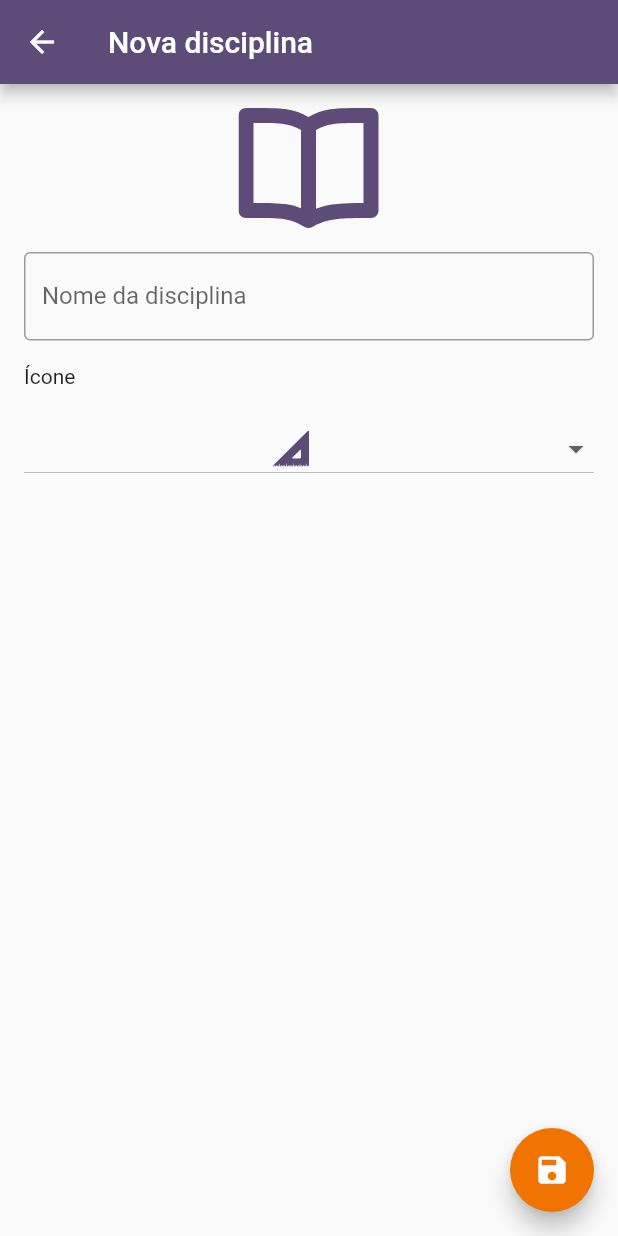
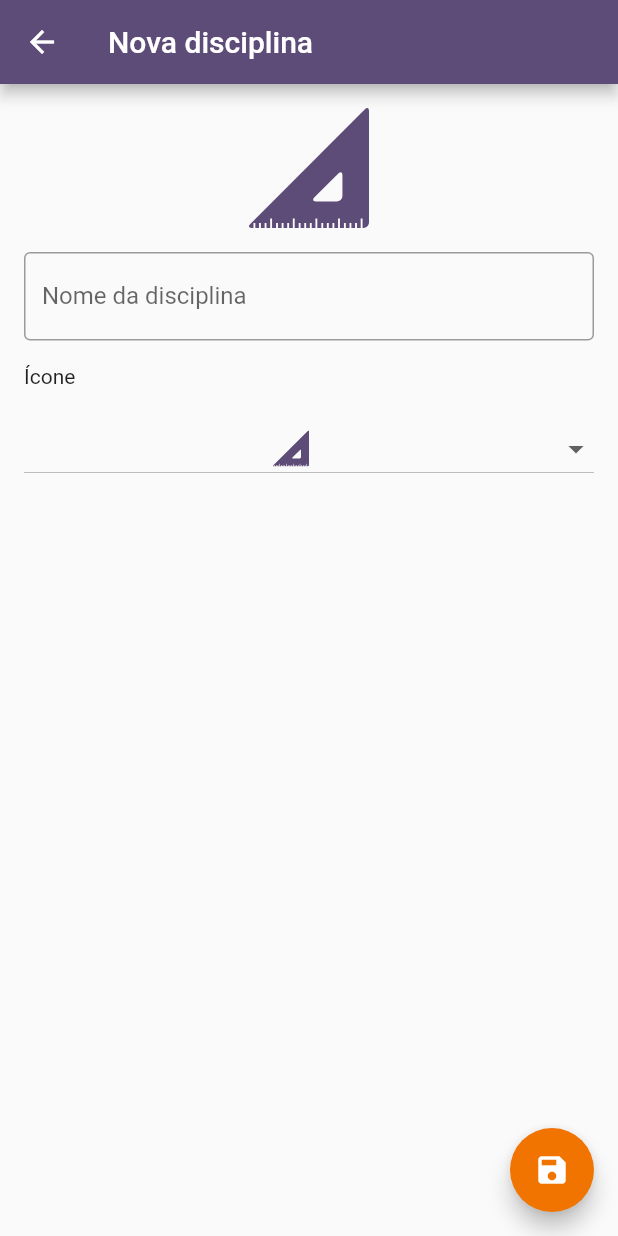
Before and after one commit to andersonchoren/tcc_pos_mobile, a Flutter app: the AddDiscipline screen opened directly, on a phone screen of 412 x 824 dp. Run offline on Flutter 3.47's test engine with Material 2 defaults, Android fonts, the phone set to English and light mode, and no system bars; our stand-ins replace flutter_svg, sqflite; accounts and stored records are empty.

Commit message:
feat: Ajustes no sistema de ícones
Mudanças a serem submetidas:
	modified:   lib/model/list_of_disciplines.dart
	modified:   lib/screens/add_discipline/add_discipline.dart
	deleted:    lib/shared/find_icon.dart

```diff
--- a/lib/model/list_of_disciplines.dart
+++ b/lib/model/list_of_disciplines.dart
@@ -1,9 +1,9 @@
-var list_of_disciplines = [
-  'Física',
-  'Geografia',
-  'Matemática',
-  'Português',
-  'Química',
-  'Música',
-  'Outra',
+var list_of_icons = [
+  'physic',
+  'geography',
+  'math',
+  'portuguese',
+  'chemistry',
+  'music',
+  'book',
 ];
--- a/lib/screens/add_discipline/add_discipline.dart
+++ b/lib/screens/add_discipline/add_discipline.dart
@@ -2,7 +2,6 @@ import 'package:agenda_de_estudos/model/discipline.dart';
 import 'package:agenda_de_estudos/model/list_of_disciplines.dart';
 import 'package:agenda_de_estudos/repository/discipline_repository.dart';
 import 'package:agenda_de_estudos/screens/home/home.dart';
-import 'package:agenda_de_estudos/shared/find_icon.dart';
 import 'package:flutter/material.dart';
 import 'package:flutter_svg/flutter_svg.dart';
 
@@ -16,10 +15,10 @@ class AddDiscipline extends StatefulWidget {
 }
 
 class _AddDisciplineState extends State<AddDiscipline> {
-  var discipline = list_of_disciplines[0];
+  var discipline = list_of_icons[0];
   var disciplineController = TextEditingController();
   var formKey = GlobalKey<FormState>();
-  var icon = "book";
+  var icon = list_of_icons[0];
   @override
   Widget build(BuildContext context) {
     return Scaffold(
@@ -63,14 +62,14 @@ class _AddDisciplineState extends State<AddDiscipline> {
               DropdownButton(
                 value: discipline,
                 isExpanded: true,
-                items: list_of_disciplines.map((String item) {
+                items: list_of_icons.map((String item) {
                   return DropdownMenuItem(
                     value: item,
                     child: Row(
                       mainAxisAlignment: MainAxisAlignment.center,
                       children: [
                         SvgPicture.asset(
-                          "assets/icons/${findIcon(item)}.svg",
+                          "assets/icons/$item.svg",
                           height: 24,
                         ),
                       ],
@@ -80,7 +79,7 @@ class _AddDisciplineState extends State<AddDiscipline> {
                 onChanged: (String? newValue) {
                   setState(() {
                     discipline = newValue!;
-                    icon = findIcon(newValue);
+                    icon = newValue;
                   });
                 },
               ),
--- a/lib/shared/find_icon.dart
+++ /dev/null
@@ -1,18 +0,0 @@
-String findIcon(String discipline) {
-  switch (discipline) {
-    case 'Física':
-      return 'physic';
-    case 'Geografia':
-      return 'geography';
-    case 'Matemática':
-      return 'math';
-    case 'Português':
-      return 'portuguese';
-    case 'Química':
-      return 'chemistry';
-    case 'Música':
-      return 'music';
-    default:
-      return 'book';
-  }
-}
```
